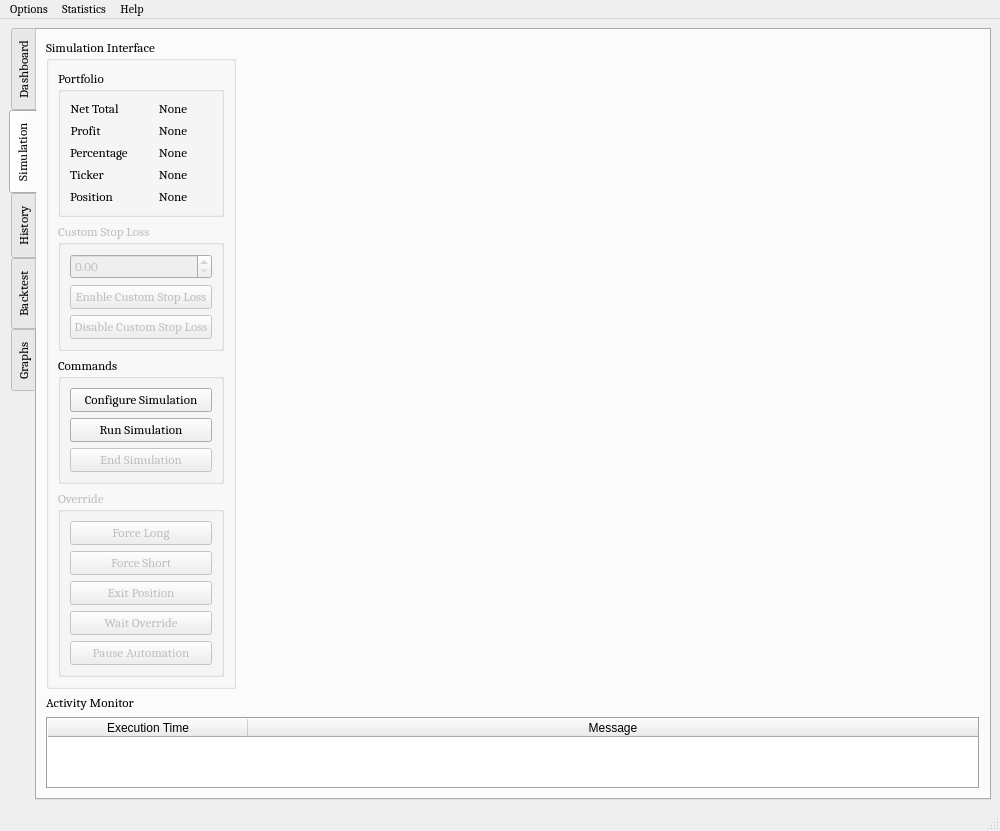
Before: the Qt Designer form UI/algobot.ui in ZENALC/algobot, drawn with Qt 5.
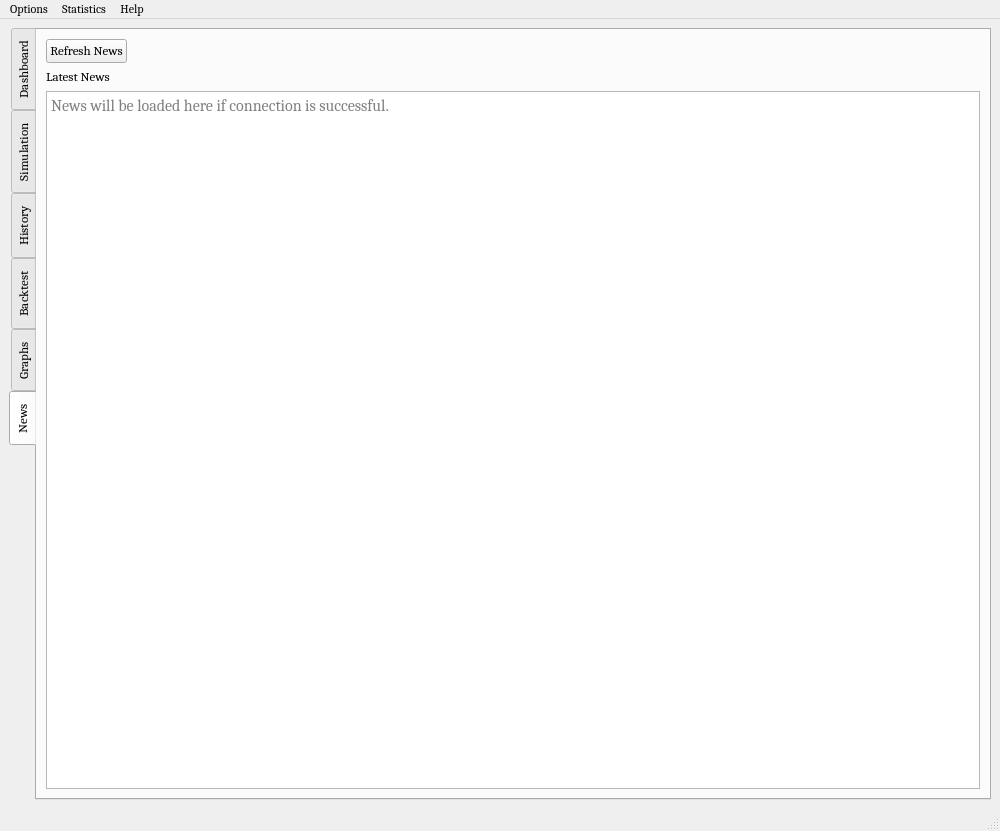
After: the same form once the commit is applied. Icons and pictures are not drawn. Custom widgets are drawn as their Qt base class.

Patch:
```diff
--- a/UI/algobot.ui
+++ b/UI/algobot.ui
@@ -53,7 +53,7 @@
        <enum>QTabWidget::West</enum>
       </property>
       <property name="currentIndex">
-       <number>1</number>
+       <number>5</number>
       </property>
       <property name="movable">
        <bool>true</bool>
@@ -1752,6 +1752,67 @@
         </item>
        </layout>
       </widget>
+      <widget class="QWidget" name="newsTab">
+       <attribute name="title">
+        <string>News</string>
+       </attribute>
+       <layout class="QGridLayout" name="gridLayout_6">
+        <item row="1" column="0">
+         <widget class="QPushButton" name="refreshNewsButton">
+          <property name="sizePolicy">
+           <sizepolicy hsizetype="Fixed" vsizetype="Fixed">
+            <horstretch>0</horstretch>
+            <verstretch>0</verstretch>
+           </sizepolicy>
+          </property>
+          <property name="text">
+           <string>Refresh News</string>
+          </property>
+         </widget>
+        </item>
+        <item row="3" column="0" colspan="3">
+         <widget class="QTextBrowser" name="newsTextBrowser">
+          <property name="font">
+           <font>
+            <pointsize>12</pointsize>
+           </font>
+          </property>
+          <property name="html">
+           <string>&lt;!DOCTYPE HTML PUBLIC &quot;-//W3C//DTD HTML 4.0//EN&quot; &quot;http://www.w3.org/TR/REC-html40/strict.dtd&quot;&gt;
+&lt;html&gt;&lt;head&gt;&lt;meta name=&quot;qrichtext&quot; content=&quot;1&quot; /&gt;&lt;style type=&quot;text/css&quot;&gt;
+p, li { white-space: pre-wrap; }
+&lt;/style&gt;&lt;/head&gt;&lt;body style=&quot; font-family:'Cambria'; font-size:12pt; font-weight:400; font-style:normal;&quot;&gt;
+&lt;p style=&quot;-qt-paragraph-type:empty; margin-top:0px; margin-bottom:0px; margin-left:0px; margin-right:0px; -qt-block-indent:0; text-indent:0px; font-size:10pt;&quot;&gt;&lt;br /&gt;&lt;/p&gt;&lt;/body&gt;&lt;/html&gt;</string>
+          </property>
+          <property name="placeholderText">
+           <string>News will be loaded here if connection is successful.</string>
+          </property>
+          <property name="openExternalLinks">
+           <bool>true</bool>
+          </property>
+         </widget>
+        </item>
+        <item row="2" column="0">
+         <widget class="QLabel" name="latestNewsLabel">
+          <property name="font">
+           <font>
+            <pointsize>10</pointsize>
+           </font>
+          </property>
+          <property name="text">
+           <string>Latest News</string>
+          </property>
+         </widget>
+        </item>
+        <item row="1" column="1">
+         <widget class="QLabel" name="newsStatusLabel">
+          <property name="text">
+           <string/>
+          </property>
+         </widget>
+        </item>
+       </layout>
+      </widget>
      </widget>
     </item>
    </layout>
```
